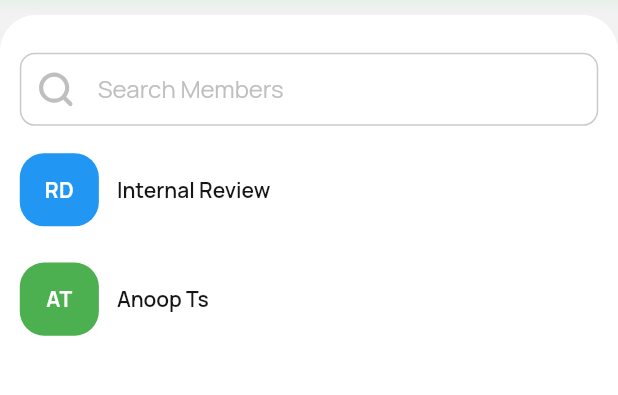
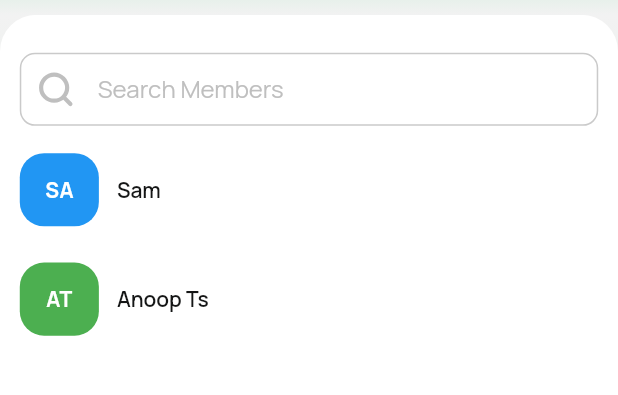
Before and after one commit to sangeethTiga/chat_soxo, a Flutter app: the PersonListsScreen screen opened by its route, on a phone screen of 412 x 824 dp, the part 69-464 px from its top. Run offline on Flutter 3.47's test engine with Material 3 defaults, Android fonts, the phone set to English and light mode, and no system bars; our stand-ins replace bloc, bubble, cached_network_image, dio, equatable, flutter_bloc and 9 more; missing offline and left inert: dio_smart_retry, record.

Commit message:
UI ENHANCEMENT

```diff
--- a/lib/feature/group/screen/group_screen.dart
+++ b/lib/feature/group/screen/group_screen.dart
@@ -152,9 +152,9 @@ class GroupScreen extends StatelessWidget {
                           ),
                           children: [
                             buildChatContacts(
-                              'RD',
+                              'SA',
                               Colors.blue,
-                              'Internal Review',
+                              'Sam',
                               'Pls Review',
                               'Today',
                               1,
--- a/lib/feature/person_lists/screen/person_lists_screen.dart
+++ b/lib/feature/person_lists/screen/person_lists_screen.dart
@@ -131,9 +131,9 @@ class PersonListsScreen extends StatelessWidget {
                           ),
                           children: [
                             buildChatContacts(
-                              'RD',
+                              'SA',
                               Colors.blue,
-                              'Internal Review',
+                              'Sam',
                               'Pls Review',
                               'Today',
                               1,
```
